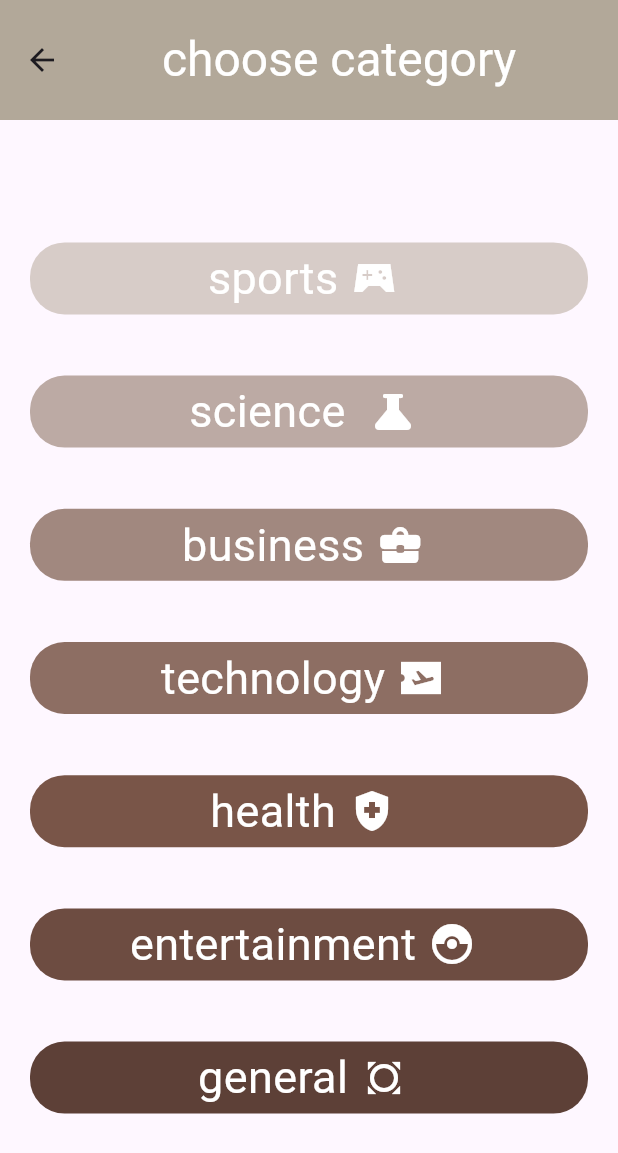
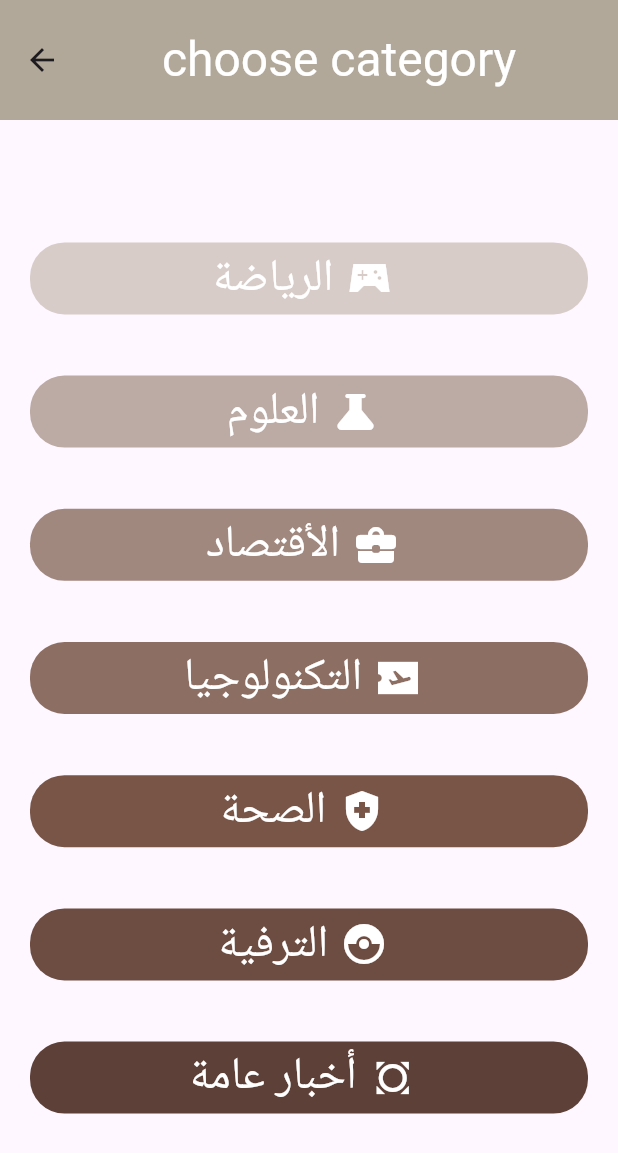
Before and after one commit to belal123456/newsApp, a Flutter app: the Categorycheck screen opened directly, on a phone screen of 412 x 824 dp. Shown: the top 1153 px of the screen. Run offline on Flutter 3.47's test engine with Material 3 defaults, Android fonts, the phone set to English and light mode, and no system bars; our stand-ins replace webview_flutter.

Commit message:
change category lang

```diff
--- a/lib/main.dart
+++ b/lib/main.dart
@@ -6,7 +6,7 @@ void main() {
 }
 
 class MyApp extends StatelessWidget {
-  const MyApp({super.key}); // Added 'const' keyword here for better performance
+  const MyApp({super.key});
 
   @override
   Widget build(BuildContext context) {
--- a/lib/screens/categoryCheck.dart
+++ b/lib/screens/categoryCheck.dart
@@ -3,8 +3,24 @@ import 'package:flutter/material.dart';
 import 'package:newsapp/widgets/categoryFields.dart';
 
 class Categorycheck extends StatelessWidget {
-  const Categorycheck({super.key, required this.cityName});
+  const Categorycheck(
+      {super.key,
+      required this.cityName,
+      required this.sport,
+      required this.science,
+      required this.business,
+      required this.technology,
+      required this.health,
+      required this.entertainment,
+      required this.general});
   final String cityName;
+  final String sport;
+  final String science;
+  final String business;
+  final String technology;
+  final String health;
+  final String entertainment;
+  final String general;
 
   @override
   Widget build(BuildContext context) {
@@ -28,7 +44,7 @@ class Categorycheck extends StatelessWidget {
               citName: cityName,
               CAtegory: "sports",
               colorss: Colors.brown.shade100,
-              category: "sports",
+              category: sport,
               icon: Icons.sports_esports_sharp,
             ),
           ),
@@ -38,7 +54,7 @@ class Categorycheck extends StatelessWidget {
             child: Categoryfields(
               citName: cityName,
               colorss: Colors.brown.shade200,
-              category: "science ",
+              category: science,
               icon: Icons.science_rounded,
               CAtegory: 'science',
             ),
@@ -50,7 +66,7 @@ class Categorycheck extends StatelessWidget {
               citName: cityName,
               CAtegory: "business",
               colorss: Colors.brown.shade300,
-              category: "business",
+              category: business,
               icon: Icons.business_center_rounded,
             ),
           ),
@@ -61,7 +77,7 @@ class Categorycheck extends StatelessWidget {
               citName: cityName,
               CAtegory: "technology",
               colorss: Colors.brown.shade400,
-              category: "technology",
+              category: technology,
               icon: Icons.airplane_ticket_sharp,
             ),
           ),
@@ -72,7 +88,7 @@ class Categorycheck extends StatelessWidget {
               citName: cityName,
               CAtegory: "health",
               colorss: Colors.brown.shade500,
-              category: "health",
+              category: health,
               icon: Icons.health_and_safety,
             ),
           ),
@@ -83,7 +99,7 @@ class Categorycheck extends StatelessWidget {
               citName: cityName,
               CAtegory: "entertainment",
               colorss: Colors.brown.shade600,
-              category: "entertainment",
+              category: entertainment,
               icon: Icons.catching_pokemon,
             ),
           ),
@@ -94,7 +110,7 @@ class Categorycheck extends StatelessWidget {
               citName: cityName,
               CAtegory: "general",
               colorss: Colors.brown.shade700,
-              category: "general",
+              category: general,
               icon: Icons.all_out_sharp,
             ),
           ),
--- a/lib/widgets/langIcon.dart
+++ b/lib/widgets/langIcon.dart
@@ -16,6 +16,13 @@ class Langicon extends StatelessWidget {
           lang: "United Arab Emirates",
           flag: "assets/united-arab-emirates.png",
           forward: Categorycheck(
+            sport: "الرياضة",
+            business: "الأقتصاد",
+            science: "العلوم",
+            entertainment: "الترفية",
+            technology: "التكنولوجيا",
+            health: "الصحة",
+            general: "أخبار عامة",
             cityName: "ae",
           ),
         ),
@@ -23,6 +30,13 @@ class Langicon extends StatelessWidget {
           lang: "Argentina",
           flag: "assets/Flag_of_Argentina_Flat_Round-512x512.png",
           forward: Categorycheck(
+            sport: "Deportes",
+            business: "Economía",
+            science: "Ciencia",
+            entertainment: "Entretenimiento",
+            technology: "Tecnología",
+            health: "Salud",
+            general: "Noticias Generales",
             cityName: "ar",
           ),
         ),
@@ -30,6 +44,13 @@ class Langicon extends StatelessWidget {
           lang: "Austria",
           flag: "assets/Flag_of_Austria_Flat_Round-1-512x512.png",
           forward: Categorycheck(
+            sport: "Sports",
+            business: "Economy",
+            science: "Science",
+            entertainment: "Entertainment",
+            technology: "Technology",
+            health: "Health",
+            general: "General News",
             cityName: "at",
           ),
         ),
@@ -37,6 +58,13 @@ class Langicon extends StatelessWidget {
           lang: "Belgium",
           flag: "assets/Flag_of_Belgium_Flat_Round-512x512.png",
           forward: Categorycheck(
+            sport: "Sport",
+            business: "Economie",
+            science: "Wetenschap",
+            entertainment: "Vermaak",
+            technology: "Technologie",
+            health: "Gezondheid",
+            general: "Algemeen Nieuws",
             cityName: "be",
           ),
         ),
@@ -44,6 +72,13 @@ class Langicon extends StatelessWidget {
           lang: "Bulgaria",
           flag: "assets/Flag_of_Bulgaria_Flat_Round-512x512.png",
           forward: Categorycheck(
+            sport: "Bulgaria",
+            business: "Икономика ",
+            science: "Наука ",
+            entertainment: "Забавление ",
+            technology: "Технология ",
+            health: "Здраве ",
+            general: "Общи новини ",
             cityName: "bg",
           ),
         ),
@@ -51,6 +86,13 @@ class Langicon extends StatelessWidget {
           lang: "Brazil",
           flag: "assets/Flag_of_Brazil_Flat_Round-512x512.png",
           forward: Categorycheck(
+            sport: "Esporte",
+            business: "Economia",
+            science: "Ciência",
+            entertainment: "Entretenimento",
+            technology: "Tecnologia",
+            health: "Saúde",
+            general: "Notícias Gerais",
             cityName: "br",
           ),
         ),
@@ -58,6 +100,13 @@ class Langicon extends StatelessWidget {
           lang: "Canada",
           flag: "assets/Flag_of_Canada_Flat_Round-512x512.png",
           forward: Categorycheck(
+            sport: "sport",
+            business: "business",
+            science: "science",
+            entertainment: "entertainment",
+            technology: "technology",
+            health: "health",
+            general: " general",
             cityName: "ca",
           ),
         ),
@@ -65,6 +114,13 @@ class Langicon extends StatelessWidget {
           lang: "Switzerland",
           flag: "assets/Flag_of_Switzerland_Flat_Round-512x512.png",
           forward: Categorycheck(
+            sport: "Sport",
+            business: "Economia",
+            science: "Scienza",
+            entertainment: "Intrattenimento",
+            technology: "Tecnologia",
+            health: "Salute",
+            general: "Notizie generali",
             cityName: "ch",
           ),
         ),
@@ -73,6 +129,13 @@ class Langicon extends StatelessWidget {
           flag:
               "assets/Flag_of_Peoples_Republic_of_China_Flat_Round-512x512.png",
           forward: Categorycheck(
+            sport: "体育 (Tǐyù)",
+            business: "经济 (Jīngjì)",
+            science: " 科学 (Kēxué)",
+            entertainment: "娱乐 (Yúlè)",
+            technology: " 技术 (Jìshù)",
+            health: "健康 (Jiànkāng)",
+            general: "综合新闻 (Zònghé Xīnwén)",
             cityName: "cn",
           ),
         ),
@@ -80,6 +143,13 @@ class Langicon extends StatelessWidget {
           lang: "Colombia",
           flag: "assets/Flag_of_Colombia_Flat_Round-512x512.png",
           forward: Categorycheck(
+            sport: "Deportes",
+            business: "Economía",
+            science: "Ciencias",
+            entertainment: "Entretenimiento",
+            technology: "Tecnología",
+            health: "Salud",
+            general: "Noticias Generales",
             cityName: "co",
           ),
         ),
@@ -87,6 +157,13 @@ class Langicon extends StatelessWidget {
           lang: "Germany",
           flag: "assets/Flag_of_Germany_Flat_Round-512x512.png",
           forward: Categorycheck(
+            sport: "spots",
+            business: "Wirtschaft",
+            science: "Wirtschaft",
+            entertainment: "Unterhaltung",
+            technology: "Technologie",
+            health: "Gesundheit",
+            general: "Allgemeine Nachrichten",
             cityName: "de",
           ),
         ),
@@ -94,6 +171,13 @@ class Langicon extends StatelessWidget {
           lang: "Egypt",
           flag: "assets/Flag_of_Egypt_Flat_Round-512x512.png",
           forward: Categorycheck(
+            sport: "الرياضة",
+            business: "الأقتصاد",
+            science: "العلوم",
+            entertainment: "الترفية",
+            technology: "التكنولوجيا",
+            health: "الصحة",
+            general: "أخبار عامة",
             cityName: "eg",
           ),
         ),
@@ -101,6 +185,13 @@ class Langicon extends StatelessWidget {
           lang: "France",
           flag: "assets/Flag_of_France_Flat_Round-512x512.png",
           forward: Categorycheck(
+            sport: "Sport",
+            business: "Économie",
+            science: "Sciences",
+            entertainment: "Divertissement",
+            technology: "Technologie",
+            health: "Santé",
+            general: "Actualités générales",
             cityName: "fr",
           ),
         ),
@@ -108,6 +199,13 @@ class Langicon extends StatelessWidget {
           lang: "Greece",
           flag: "assets/Flag_of_Greece_Flat_Round-512x512.png",
           forward: Categorycheck(
+            sport: "الرياضة",
+            business: "الأقتصاد",
+            science: "العلوم",
+            entertainment: "الترفية",
+            technology: "التكنولوجيا",
+            health: "الصحة",
+            general: "أخبار عامة",
             cityName: "gr",
           ),
         ),
@@ -115,6 +213,13 @@ class Langicon extends StatelessWidget {
           lang: "Italy",
           flag: "assets/Flag_of_Italy_Flat_Round-512x512.png",
           forward: Categorycheck(
+            sport: "الرياضة",
+            business: "الأقتصاد",
+            science: "العلوم",
+            entertainment: "الترفية",
+            technology: "التكنولوجيا",
+            health: "الصحة",
+            general: "أخبار عامة",
             cityName: "it",
           ),
         ),
```
